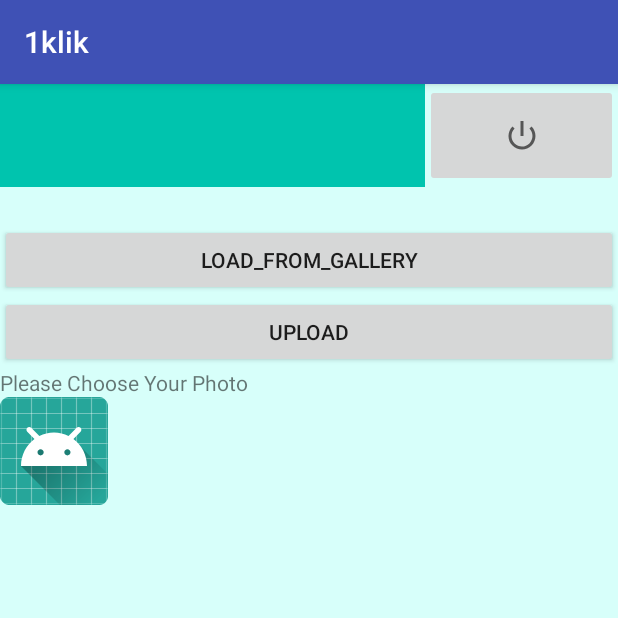
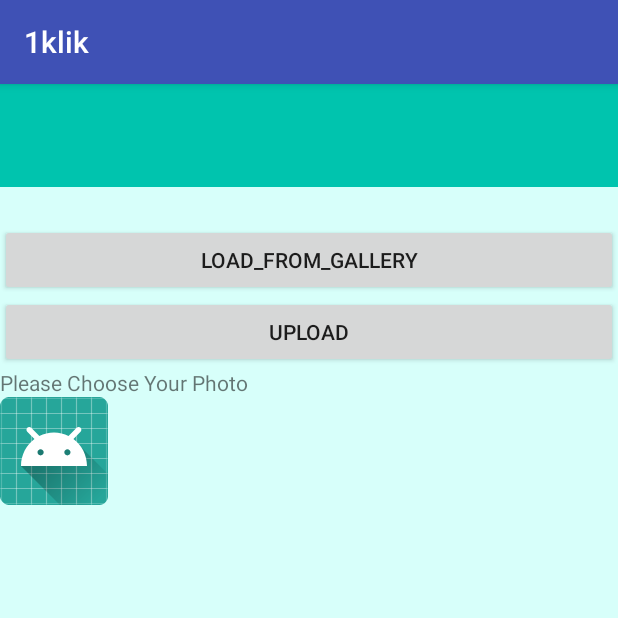
Before and after one commit to CSP203/CSP203-Project, an Android app: the coursePage screen opened directly, with no data from a screen before it, on a phone screen of 412 x 824 dp, the top half of it. Run offline under Robolectric (Android 15) with nearby library versions, the phone set to English and light mode, and no system bars; pictures from the network do not load.

Commit message:
Updated Android with removed bugs, and logout option working

```diff
--- a/Android Work/1klik/app/src/main/java/a1klik/csp203/a1klik/coursePage.java
+++ b/Android Work/1klik/app/src/main/java/a1klik/csp203/a1klik/coursePage.java
@@ -2,6 +2,7 @@ package a1klik.csp203.a1klik;
 
 import android.Manifest;
 import android.content.Intent;
+import android.content.SharedPreferences;
 import android.content.pm.PackageManager;
 import android.graphics.Bitmap;
 import android.graphics.BitmapFactory;
@@ -24,6 +25,7 @@ import a1klik.csp203.a1klik.UploadImageLib.HttpRequestImageLoadTask;
 import a1klik.csp203.a1klik.UploadImageLib.HttpRequestLongOperation;
 
 public class coursePage extends AppCompatActivity {
+    public static final String PREFS_NAME = "LoginPrefs";
     String InstructorName;
     String CourseName;
     String courseTitle;
@@ -31,9 +33,15 @@ public class coursePage extends AppCompatActivity {
     int id;
     int instructor_id;
     /* Api variables */
-    String websiteURL   = "https://1klik.000webhostapp.com/ImageUpload/images";
-    String apiURL       = "https://1klik.000webhostapp.com/ImageUpload/api"; // Without ending slash
-    String apiPassword  = "qw2e3erty6uiop";
+    String websiteURL  ;
+    String apiURL  ;
+    String apiPassword  ;
+
+//    String websiteURL1   = getResources().getString(R.string.StoreFileLink).toString();
+//    String apiURL1       = getResources().getString(R.string.UploadPHPFileLink).toString(); // Without ending slash
+//    String apiPassword1  = getResources().getString(R.string.ImageUploadApiPass).toString();
+
+
 
     /* Current image */
     String currentImagePath = "";
@@ -44,14 +52,26 @@ public class coursePage extends AppCompatActivity {
     private Intent PHOTO_SELECTED_FROM_GALLERY=null;
     @Override
     protected void onCreate(Bundle savedInstanceState) {
+        websiteURL   = getResources().getString(R.string.StoreFileLink).toString();
+        apiURL       = getResources().getString(R.string.UploadPHPFileLink).toString(); // Without ending slash
+        apiPassword  = getResources().getString(R.string.ImageUploadApiPass).toString();
         super.onCreate(savedInstanceState);
         setContentView(R.layout.activity_course_page);
-        InstructorName= getIntent().getStringExtra("UserName");
-        CourseName= getIntent().getStringExtra("courseName");
-        CourseID= getIntent().getIntExtra("course_id",-1);
-        courseTitle= getIntent().getStringExtra("courseTitle");
-        instructor_id=getIntent().getIntExtra("Instructor_id",-1);
-        id= getIntent().getIntExtra("id",-1);
+
+        this.InstructorName= getIntent().getStringExtra(getResources().getString(R.string.SetDataUserName));
+        this.CourseName= getIntent().getStringExtra(getResources().getString(R.string.SetDataCourseName));
+        this.CourseID= getIntent().getIntExtra(getResources().getString(R.string.SetDataCourseId),-1);
+        this.courseTitle= getIntent().getStringExtra(getResources().getString(R.string.SetDataCourseTitle));
+        this.instructor_id=getIntent().getIntExtra(getResources().getString(R.string.SetDataInstructorID),-1);
+        this.id= getIntent().getIntExtra(getResources().getString(R.string.SetDataId),-1);
+
+//        this.InstructorName= getIntent().getStringExtra("UserName");
+//        this.CourseName= getIntent().getStringExtra("courseName");
+//        this.CourseID= getIntent().getIntExtra("course_id",-1);
+//        this.courseTitle= getIntent().getStringExtra("courseTitle");
+//        this.instructor_id=getIntent().getIntExtra("Instructor_id",-1);
+//        this.id= getIntent().getIntExtra("id",-1);
+
         ((TextView)findViewById(R.id.loginUserName)).setText(InstructorName);
         ((TextView)findViewById(R.id.courseShowScreen)).setText(CourseName);
         StoredAfterActivityResult=null;
@@ -63,10 +83,7 @@ public class coursePage extends AppCompatActivity {
         //buttonListener();
 
     }
-    public void onLogout(View view)
-    {
 
-    }
 
     /*- Check permission Read ---------------------------------------------------------- */
 // Pops up message to user for reading
@@ -235,7 +252,7 @@ public class coursePage extends AppCompatActivity {
     {
         if (StoredAfterActivityResult==null)
         {
-            Toast.makeText(this, "Please select the photo first", Toast.LENGTH_LONG).show();
+            Toast.makeText(this, getResources().getString(R.string.SelectPhotoFirst), Toast.LENGTH_LONG).show();
             return;
         }
         else
--- a/Android Work/1klik/app/src/main/res/layout/activity_course_page.xml
+++ b/Android Work/1klik/app/src/main/res/layout/activity_course_page.xml
@@ -23,7 +23,7 @@
 
             <TextView
                 android:id="@+id/loginUserName"
-                android:layout_width="283dp"
+                android:layout_width="wrap_content"
                 android:layout_height="wrap_content"
                 android:background="#00c4ae"
                 android:ems="10"
@@ -34,12 +34,6 @@
                 android:textAlignment="center"
                 android:textSize="40dp" />
 
-            <ImageButton
-                android:id="@+id/LogoutButton"
-                android:layout_width="match_parent"
-                android:layout_height="match_parent"
-                android:onClick="onLogout"
-                app:srcCompat="@android:drawable/ic_lock_power_off" />
 
         </LinearLayout>
 
@@ -61,15 +55,16 @@
             android:id="@+id/buttonGallery"
             android:layout_width="match_parent"
             android:layout_height="wrap_content"
-            android:text="Load_from_gallery"
-            android:onClick="loadFromGallery"/>
+            android:onClick="loadFromGallery"
+            android:text="Load_from_gallery" />
+
         <Button
             android:id="@+id/uploadButton"
             android:layout_width="match_parent"
             android:layout_height="wrap_content"
-            android:text="Upload"
             android:onClick="uploadPhotoSelected"
-            />
+            android:text="Upload" />
+
         <TextView
             android:id="@+id/textViewDynamicText"
             android:layout_width="wrap_content"
@@ -77,11 +72,10 @@
             android:text="Please Choose Your Photo" />
 
 
-
         <LinearLayout
             android:layout_width="match_parent"
             android:layout_height="wrap_content"
-                android:orientation="vertical" >
+            android:orientation="vertical">
 
             <ImageView
                 android:id="@+id/imageViewImage"
@@ -96,8 +90,6 @@
         </LinearLayout>
 
 
-
-
     </LinearLayout>
 
 </android.support.constraint.ConstraintLayout>
--- a/Android Work/1klik/app/src/main/res/values/strings.xml
+++ b/Android Work/1klik/app/src/main/res/values/strings.xml
@@ -1,6 +1,32 @@
 <resources>
+    <!--String Data for MainActivity -->
     <string name="app_name">1klik</string>
+    <string name="checkInterConnection">Please Check your Internet Connection</string>
+    <string name="InvalidEmailID">Please enter valid email ID</string>
+    <string name="InvalidPassword">Please enter valid Password,Length is too Short</string>
+    <string name="LoginWaitMessage">Please wait while we login</string>
+    <string name="InvalidEmailIDPass">Invalid emailID and Password </string>
+
+    <!--String Data for BackGroundWorker.java -->
+    <string name="loginPHPLink">http://1klik.000webhostapp.com/AndroidLogin/login.php</string>
+    <string name="getCoursePHPLink">http://1klik.000webhostapp.com/AndroidLoggedIn/get_course.php</string>
+
+    <!--String Data for coursePage.java -->
     <string name="StoreFileLink">https://1klik.000webhostapp.com/ImageUpload/images</string>
     <string name="UploadPHPFileLink">https://1klik.000webhostapp.com/ImageUpload/api</string>
-    <string name="ImageUploadApiPass">qw2e3erty6uiop</string>>
+    <string name="ImageUploadApiPass">qw2e3erty6uiop</string>
+    <string name="SelectPhotoFirst">Please select the photo first</string>
+    <string name="sentAPIPass">inp_api_password</string>
+    <string name="sentInstructorId">i_name</string>
+    <string name="sentCourseName">c_name</string>
+
+    <!--String Data for AfterLogin.java -->
+    <string name="SetDataCourseId">course_id</string>
+    <string name="SetDataId">id</string>
+    <string name="SetDataCourseName">courseName</string>
+    <string name="SetDataCourseTitle">courseTitle</string>
+    <string name="SetDataUserName">UserName</string>
+    <string name="SetDataInstructorID">Instructor_id</string>
+
+
 </resources>
```
Also changed, not shown: Android Work/1klik/app/src/main/java/a1klik/csp203/a1klik/BackgroundWorker.java (+10 -9 lines), Android Work/1klik/app/src/main/java/a1klik/csp203/a1klik/MainActivity.java (+29 -13 lines), Android Work/1klik/app/src/main/java/a1klik/csp203/a1klik/after_login.java (+39 -21 lines). Lines whose indentation alone changed are shown as unchanged.
